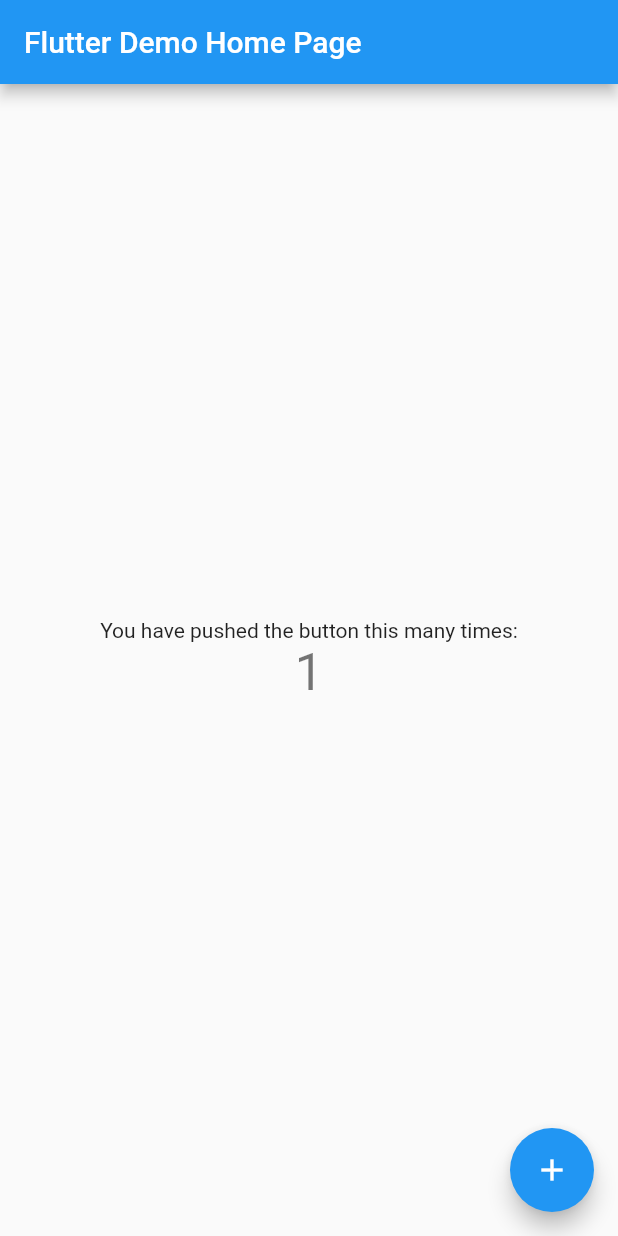
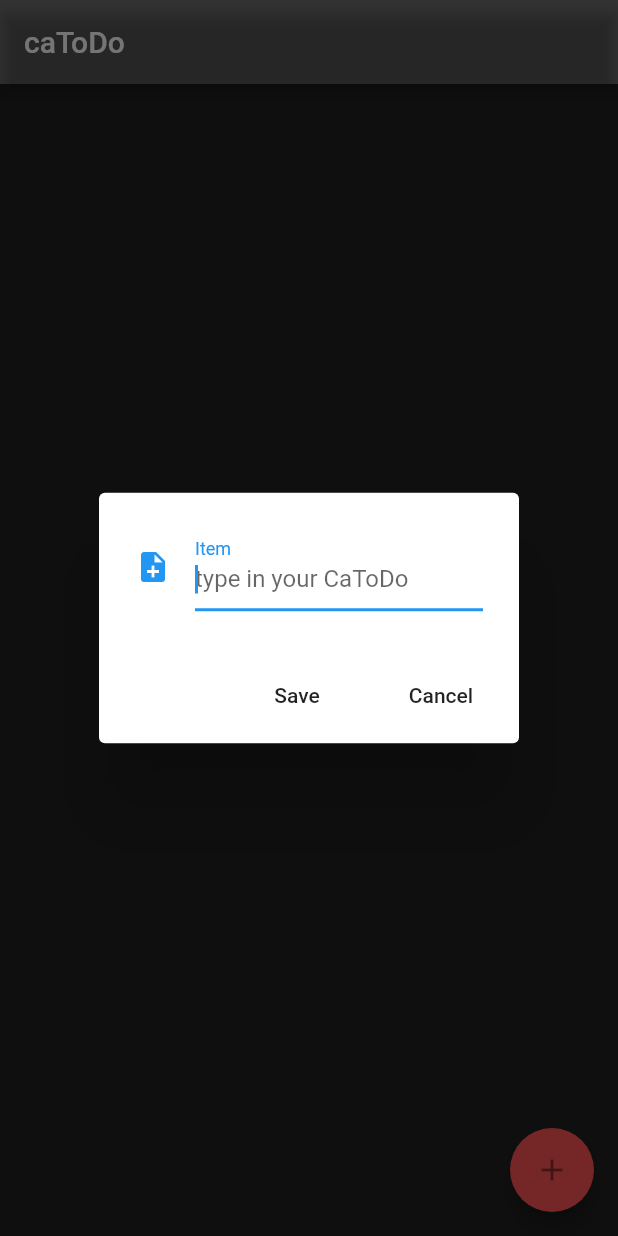
Before and after one commit to 2cld/flutterToDo, a Flutter app: the screen it shows after launch, after a tap on the "add" icon, on a phone screen of 412 x 824 dp. Run offline on Flutter 3.47's test engine with Material 2 defaults, Android fonts, the light colour scheme and no system bars; our stand-ins replace sqflite; accounts and stored records are empty.

Commit message:
commit for flutterToDo-checkpoint-02 - ToDo List Resouces

```diff
--- a/test_todo/lib/main.dart
+++ b/test_todo/lib/main.dart
@@ -1,4 +1,5 @@
 import 'package:flutter/material.dart';
+import 'package:test_todo/ui/home.dart';
 
 void main() => runApp(new MyApp());
 
@@ -7,103 +8,12 @@
   @override
   Widget build(BuildContext context) {
     return new MaterialApp(
-      title: 'Flutter Demo',
+//      debugShowCheckedModeBanner: false,
+      title: 'caToDo',
       theme: new ThemeData(
-        // This is the theme of your application.
-        //
-        // Try running your application with "flutter run". You'll see the
-        // application has a blue toolbar. Then, without quitting the app, try
-        // changing the primarySwatch below to Colors.green and then invoke
-        // "hot reload" (press "r" in the console where you ran "flutter run",
-        // or press Run > Flutter Hot Reload in IntelliJ). Notice that the
-        // counter didn't reset back to zero; the application is not restarted.
         primarySwatch: Colors.blue,
       ),
-      home: new MyHomePage(title: 'Flutter Demo Home Page'),
+      home: new Home(),
     );
   }
 }
-
-class MyHomePage extends StatefulWidget {
-  MyHomePage({Key key, this.title}) : super(key: key);
-
-  // This widget is the home page of your application. It is stateful, meaning
-  // that it has a State object (defined below) that contains fields that affect
-  // how it looks.
-
-  // This class is the configuration for the state. It holds the values (in this
-  // case the title) provided by the parent (in this case the App widget) and
-  // used by the build method of the State. Fields in a Widget subclass are
-  // always marked "final".
-
-  final String title;
-
-  @override
-  _MyHomePageState createState() => new _MyHomePageState();
-}
-
-class _MyHomePageState extends State<MyHomePage> {
-  int _counter = 0;
-
-  void _incrementCounter() {
-    setState(() {
-      // This call to setState tells the Flutter framework that something has
-      // changed in this State, which causes it to rerun the build method below
-      // so that the display can reflect the updated values. If we changed
-      // _counter without calling setState(), then the build method would not be
-      // called again, and so nothing would appear to happen.
-      _counter++;
-    });
-  }
-
-  @override
-  Widget build(BuildContext context) {
-    // This method is rerun every time setState is called, for instance as done
-    // by the _incrementCounter method above.
-    //
-    // The Flutter framework has been optimized to make rerunning build methods
-    // fast, so that you can just rebuild anything that needs updating rather
-    // than having to individually change instances of widgets.
-    return new Scaffold(
-      appBar: new AppBar(
-        // Here we take the value from the MyHomePage object that was created by
-        // the App.build method, and use it to set our appbar title.
-        title: new Text(widget.title),
-      ),
-      body: new Center(
-        // Center is a layout widget. It takes a single child and positions it
-        // in the middle of the parent.
-        child: new Column(
-          // Column is also layout widget. It takes a list of children and
-          // arranges them vertically. By default, it sizes itself to fit its
-          // children horizontally, and tries to be as tall as its parent.
-          //
-          // Invoke "debug paint" (press "p" in the console where you ran
-          // "flutter run", or select "Toggle Debug Paint" from the Flutter tool
-          // window in IntelliJ) to see the wireframe for each widget.
-          //
-          // Column has various properties to control how it sizes itself and
-          // how it positions its children. Here we use mainAxisAlignment to
-          // center the children vertically; the main axis here is the vertical
-          // axis because Columns are vertical (the cross axis would be
-          // horizontal).
-          mainAxisAlignment: MainAxisAlignment.center,
-          children: <Widget>[
-            new Text(
-              'You have pushed the button this many times:',
-            ),
-            new Text(
-              '$_counter',
-              style: Theme.of(context).textTheme.display1,
-            ),
-          ],
-        ),
-      ),
-      floatingActionButton: new FloatingActionButton(
-        onPressed: _incrementCounter,
-        tooltip: 'Increment',
-        child: new Icon(Icons.add),
-      ), // This trailing comma makes auto-formatting nicer for build methods.
-    );
-  }
-}
--- /dev/null
+++ b/test_todo/lib/ui/catodo_screen.dart
@@ -0,0 +1,182 @@
+import 'package:flutter/material.dart';
+import 'package:test_todo/model/catodo_item.dart';
+import 'package:test_todo/util/database_client.dart';
+import 'package:test_todo/util/date_formatter.dart';
+
+class CaToDoScreen extends StatefulWidget{
+  @override
+  _CaToDoScreenState createState() => new _CaToDoScreenState();
+}
+
+class _CaToDoScreenState extends State<CaToDoScreen> {
+  final TextEditingController _textEditingController = new TextEditingController();
+  var db = new DatabaseHelper();
+  final List<CaToDoItem> _itemList = <CaToDoItem>[];
+
+  @override
+  void initState() {
+    super.initState();
+    _readCaToDoList();
+  }
+
+  void _handleSubmitted(String text) async {
+     _textEditingController.clear();
+     CaToDoItem caToDoItem = new CaToDoItem(text, /* DateTime.now().toIso8601String()*/ dateFormatted() );
+     int savedItemId = await db.saveItem(caToDoItem);
+     CaToDoItem addedItem = await db.getItem(savedItemId);
+     setState(() {
+        _itemList.insert(0, addedItem);
+     });
+     print("Item saved id: $savedItemId");
+  }
+
+  @override
+  Widget build(BuildContext context) {
+    return new Scaffold(
+      backgroundColor: Colors.black87,
+      body: new Column(
+        children: <Widget>[
+          new Flexible(
+            child: new ListView.builder(
+              padding: new EdgeInsets.all(8.0),
+              reverse: false,
+              itemCount: _itemList.length,
+              itemBuilder: (_, int index) {
+                return new Card(
+                  color: Colors.white10,
+                  child: new ListTile(
+                    title: _itemList[index],
+                    onLongPress: () => _updateCaToDo(_itemList[index], index),
+                    trailing: new Listener(
+                      key: new Key(_itemList[index].itemName),
+                      child: new Icon(Icons.remove_circle, color: Colors.redAccent,),
+                      onPointerDown: (pointerEvent) => _deleteCaToDo(_itemList[index].id, index),
+                    ),
+                  ),
+                );
+              }
+            )
+          ),
+          new Divider( height: 1.0,)
+        ],
+      ),
+      floatingActionButton: new FloatingActionButton(
+        tooltip: "Add Item",
+        backgroundColor: Colors.redAccent,
+        child: new ListTile(
+          title: new Icon(Icons.add),
+        ),
+        onPressed: _showFormDialog,
+      )
+    );
+  }
+
+  void _showFormDialog() {
+    var alert = new AlertDialog(
+      content: new Row(
+        children: <Widget>[
+          new Expanded(
+            child: new TextField(
+              controller: _textEditingController,
+              autofocus: true,
+              decoration: new InputDecoration(
+                labelText: "Item",
+                hintText: "type in your CaToDo",
+                icon: new Icon(Icons.note_add)
+              ),
+            )
+          )
+        ],
+      ),
+      actions: <Widget>[
+        new FlatButton(
+          onPressed: () {
+            _handleSubmitted(_textEditingController.text);
+            _textEditingController.clear();
+            Navigator.pop(context);
+          },
+          child: Text("Save")
+        ),
+        new FlatButton(onPressed: () => Navigator.pop(context),
+          child: Text("Cancel")
+        )
+      ],
+    );
+    showDialog(
+      context: context,
+      builder:(_) { return alert; }
+    );
+  }
+
+  _readCaToDoList() async {
+    List items = await db.getItems();
+    items.forEach((item) {
+      //CaToDoItem caToDoItem = CaToDoItem.fromMap(item);
+      setState(() {
+        _itemList.add(CaToDoItem.map(item));
+      });
+      //print("Db items: ${caToDoItem.itemName}");
+    });
+  }
+
+  _deleteCaToDo(int id, int index) async {
+    debugPrint("Deleted Item");
+    await db.deleteItem(id);
+    setState(() {
+      _itemList.removeAt(index);
+    });
+  }
+
+  _updateCaToDo(CaToDoItem item, int index) {
+    var updateDialog = new AlertDialog(
+      title: new Text("Update CaToDo Item"),
+      content: new Row(
+        children: <Widget>[
+          new Expanded(
+            child: new TextField(
+              controller: _textEditingController,
+              autofocus: true,
+              decoration: new InputDecoration(
+                labelText:  "CaToDo Update Item",
+                hintText: "update",
+                icon: new Icon(Icons.update)
+              ),
+            ),
+          ),
+        ],
+      ),
+      actions: <Widget>[
+        new FlatButton(
+          child: new Text("Save"),
+          onPressed: () async {
+            CaToDoItem newItemUpdated = CaToDoItem.fromMap({
+              "itemName": _textEditingController.text,
+              "dateCreated" : /*DateTime.now().toIso8601String()*/ dateFormatted(),
+              "id" : item.id
+            });
+            _handleSubmittedUpdate(index, item); //redrawing the screen
+            await db.updateItem(newItemUpdated); //updating the item
+            setState(() {
+              _readCaToDoList(); // redrawing the screen with all items saved in the db
+            });
+            Navigator.pop(context);
+          },
+        ),
+        new FlatButton(
+          child: new Text("Cancel"),
+          onPressed: () => Navigator.pop(context),
+        ),
+      ],
+    );
+    showDialog(context: context, builder: (_) { return updateDialog; });
+  }
+
+  void _handleSubmittedUpdate(int index, CaToDoItem item) {
+    setState(() {
+      _itemList.removeWhere((element) {
+        _itemList[index].itemName == item.itemName;
+      });
+    });
+  }
+
+}
--- /dev/null
+++ b/test_todo/lib/ui/home.dart
@@ -0,0 +1,15 @@
+import 'package:flutter/material.dart';
+import 'package:test_todo/ui/catodo_screen.dart';
+
+class Home extends StatelessWidget {
+  @override
+  Widget build(BuildContext context) {
+    return new Scaffold(
+      appBar: new AppBar(
+        title: new Text("caToDo"),
+        backgroundColor: Colors.black54,
+      ),
+      body: new CaToDoScreen(),
+    );
+  }
+}
--- /dev/null
+++ b/test_todo/lib/util/database_client.dart
@@ -0,0 +1,108 @@
+import 'dart:io';
+
+import 'package:test_todo/model/catodo_item.dart';
+import 'package:path/path.dart';
+import 'dart:async';
+import 'package:path_provider/path_provider.dart';
+import 'package:sqflite/sqflite.dart';
+
+class DatabaseHelper {
+  static final DatabaseHelper _instance = new DatabaseHelper.internal();
+  factory DatabaseHelper() => _instance;
+
+  final String tableName = "catodoTbl";
+  final String columnId = "id";
+  final String columnItemName = "itemName";
+  final String columnDateCreated = "dateCreated";
+
+  static Database _db;
+
+  Future<Database> get db async {
+    if (_db != null) {
+      return _db;
+    }
+    _db = await initDb();
+    return _db;
+  }
+
+  DatabaseHelper.internal();
+
+  initDb() async {
+    Directory documentDirectory = await getApplicationDocumentsDirectory();
+    String path = join(documentDirectory.path, "catodo_db.db");
+    var ourDb = await openDatabase(path, version: 1, onCreate: _onCreate);
+    return ourDb;
+  }
+
+  void _onCreate(Database db, int version) async {
+    await db.execute(
+        "CREATE TABLE $tableName(id INTEGER PRIMARY KEY, $columnItemName TEXT, $columnDateCreated TEXT)");
+    print("Table is created");
+  }
+
+//insertion
+  Future<int> saveItem(CaToDoItem item) async {
+    var dbClient = await db;
+    int res = await dbClient.insert("$tableName", item.toMap());
+    print(res.toString());
+    return res;
+  }
+
+  //Get
+  Future<List> getItems() async {
+    var dbClient = await db;
+    var result = await dbClient.rawQuery("SELECT * FROM $tableName ORDER BY $columnItemName ASC"); //ASC
+
+    return result.toList();
+
+//    if (result.length == 0) return [];
+//    var users = [];
+//
+//    for (Map<String, dynamic> map in result) {
+//       users.add(new User.fromMap(map));
+//    }
+//
+//    return users;
+
+  }
+
+  Future<int> getCount() async {
+    var dbClient = await db;
+    return Sqflite.firstIntValue(await dbClient.rawQuery(
+        "SELECT COUNT(*) FROM $tableName"
+    ));
+  }
+//
+  Future<CaToDoItem> getItem(int id) async {
+    var dbClient = await db;
+    var result = await dbClient.rawQuery("SELECT * FROM $tableName WHERE id = $id");
+    if (result.length == 0) return null;
+    return new CaToDoItem.fromMap(result.first);
+  }
+
+  //deletion
+//  Future<int> deleteItem(int id) async {
+//    var dbClient = await db;
+//    var result = await dbClient.rawQuery("DELETE FROM $tableName WHERE id = $id");
+//    if (result.length == 0) return null;
+//    return result.first as int;
+//  }
+
+  Future<int> deleteItem(int id) async {
+    var dbClient = await db;
+    return await dbClient.delete(tableName,
+        where: "$columnId = ?", whereArgs: [id]);
+
+  }
+  Future<int> updateItem(CaToDoItem item) async {
+    var dbClient = await db;
+    return await dbClient.update("$tableName", item.toMap(),
+        where: "$columnId = ?", whereArgs: [item.id]);
+
+  }
+
+  Future close() async {
+    var dbClient = await db;
+    return dbClient.close();
+  }
+}
--- a/test_todo/pubspec.yaml
+++ b/test_todo/pubspec.yaml
@@ -8,10 +8,14 @@
   # The following adds the Cupertino Icons font to your application.
   # Use with the CupertinoIcons class for iOS style icons.
   cupertino_icons: ^0.1.2
+  sqflite: '>=0.8.5'
+  path_provider: any
+  intl: "^0.15.6"
 
 dev_dependencies:
   flutter_test:
     sdk: flutter
+
 
 
 # For information on the generic Dart part of this file, see the
```
Also changed, not shown: test_todo/lib/model/catodo_item.dart (added, +66 -0 lines), test_todo/lib/util/date_formatter.dart (added, +8 -0 lines), test_todo/pubspec.lock, 13 other files.
